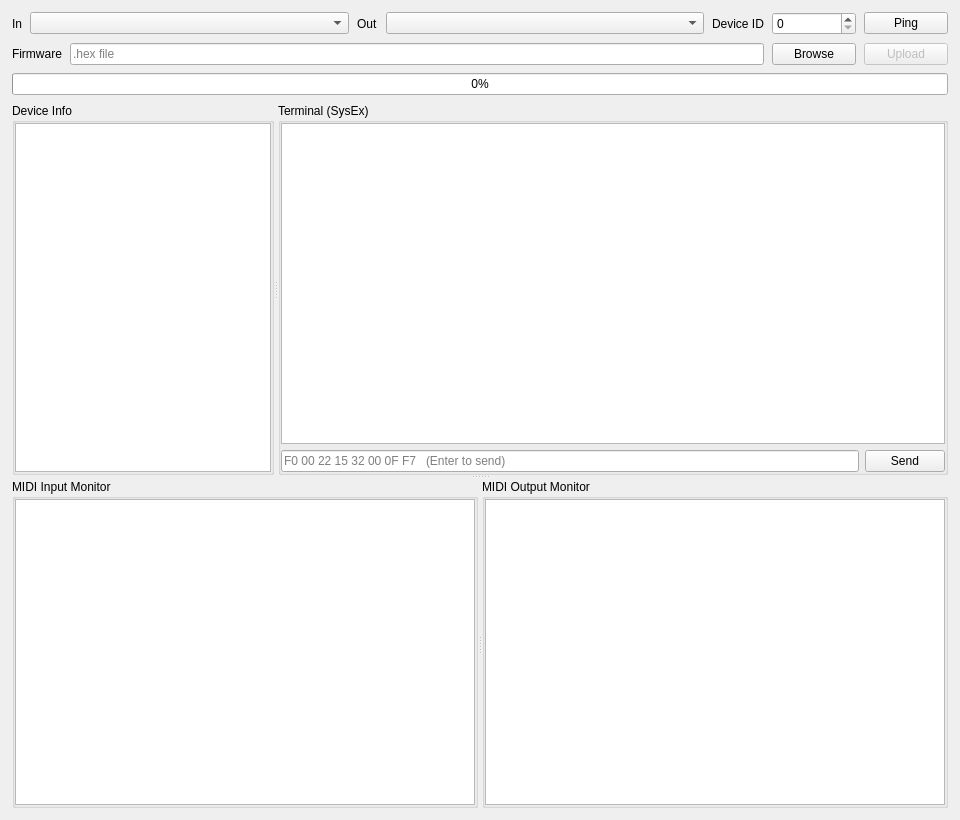
Before: the Qt Designer form apps/Bruno/5x6_display/tools/adios_studio/app/MainWindow.ui in AddictiveInstruments/ADIOS, drawn with Qt 5.
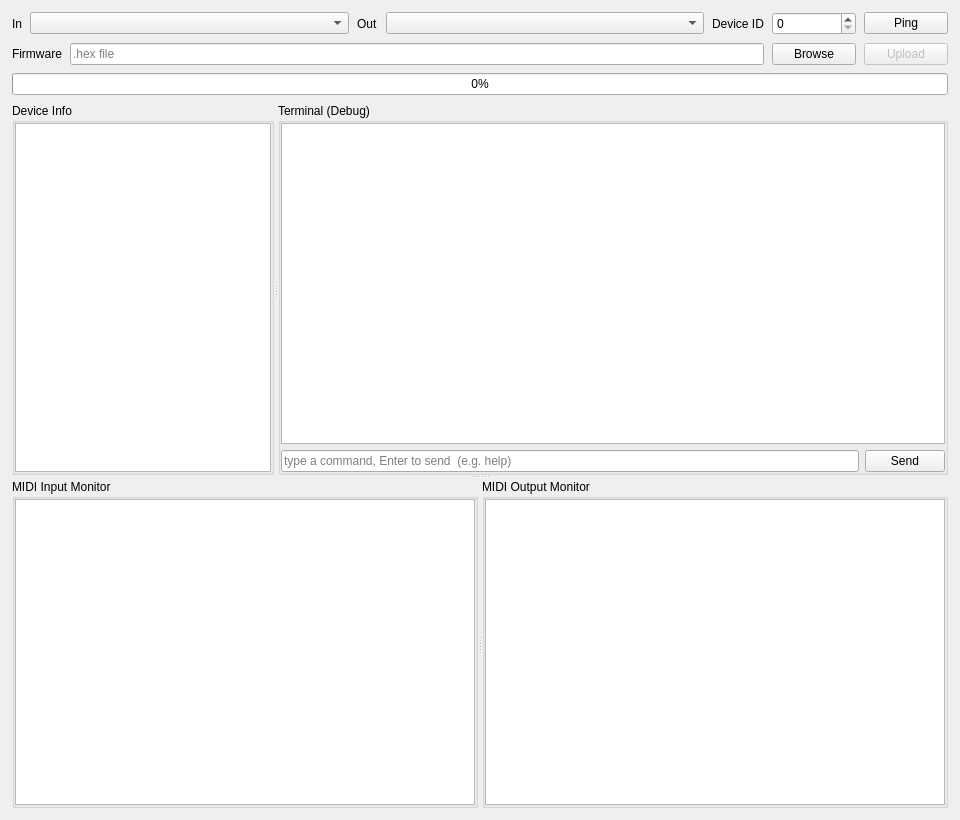
After: the same form once the commit is applied.

Commit message: tools: ADIOS Studio - Terminal (Debug) type telnet (saisie texte + messages du debugger)

Patch:
```diff
--- a/apps/Bruno/5x6_display/tools/adios_studio/app/MainWindow.ui
+++ b/apps/Bruno/5x6_display/tools/adios_studio/app/MainWindow.ui
@@ -129,7 +129,7 @@
       </layout>
      </widget>
      <widget class="QGroupBox" name="termGroup">
-      <property name="title"><string>Terminal (SysEx)</string></property>
+      <property name="title"><string>Terminal (Debug)</string></property>
       <property name="sizePolicy"><sizepolicy hsizetype="Preferred" vsizetype="Preferred"><horstretch>2</horstretch><verstretch>0</verstretch></sizepolicy></property>
       <layout class="QVBoxLayout" name="termLayout">
        <property name="leftMargin"><number>0</number></property>
@@ -149,7 +149,7 @@
         <layout class="QHBoxLayout" name="sendRow">
          <item>
           <widget class="QLineEdit" name="sysexBox">
-           <property name="placeholderText"><string>F0 00 22 15 32 00 0F F7   (Enter to send)</string></property>
+           <property name="placeholderText"><string>type a command, Enter to send  (e.g. help)</string></property>
           </widget>
          </item>
          <item>
```
The commit also changes 3 other files.
